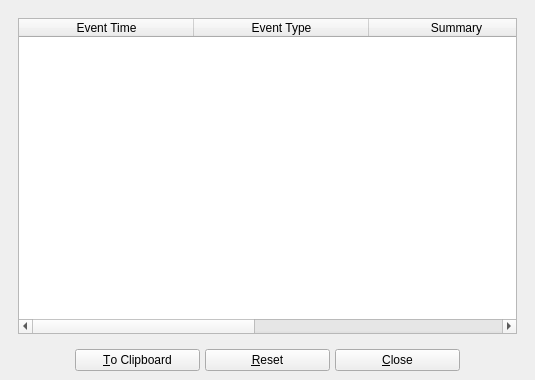
Before: the Qt Designer form UI/biblioteq_errordiag.ui in textbrowser/biblioteq, drawn with Qt 5.
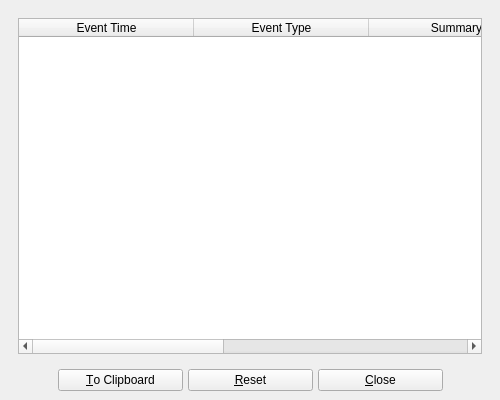
After: the same form once the commit is applied. Icons and pictures are not drawn.

```diff
--- a/UI/biblioteq_errordiag.ui
+++ b/UI/biblioteq_errordiag.ui
@@ -6,8 +6,8 @@
    <rect>
     <x>0</x>
     <y>0</y>
-    <width>535</width>
-    <height>380</height>
+    <width>500</width>
+    <height>400</height>
    </rect>
   </property>
   <property name="windowTitle">
```
